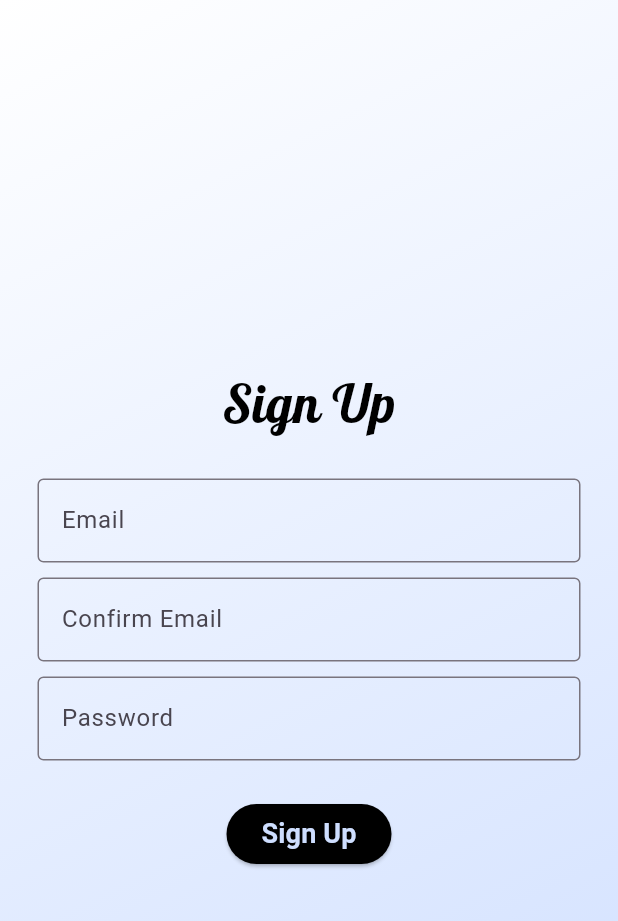
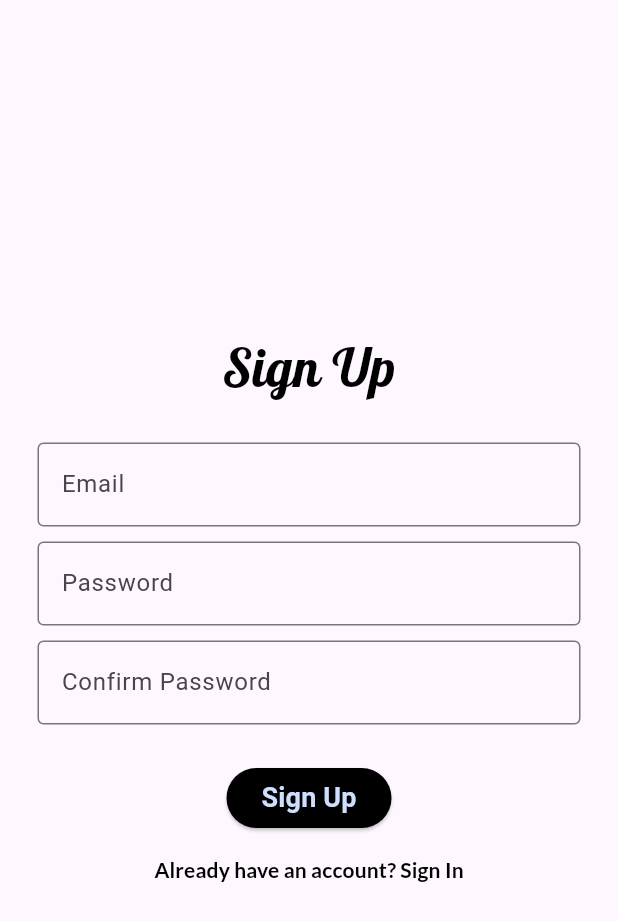
Before and after one commit to berkekendirli/news_app, a Flutter app: the screen it shows after launch, after a tap on "Sign Up", on a phone screen of 412 x 824 dp. Shown: the top 921 px of the screen. Run offline on Flutter 3.47's test engine with Material 3 defaults, Android fonts, the phone set to English and light mode, and no system bars; our stand-ins replace google_fonts; Roboto replaces fonts that are missing (Overpass).

Commit message:
switching screens

```diff
--- a/lib/news.dart
+++ b/lib/news.dart
@@ -1,4 +1,5 @@
 import 'package:flutter/material.dart';
+import 'package:news_app/screens/login_screen.dart';
 import 'package:news_app/screens/register_screen.dart';
 import 'package:news_app/screens/welcome_screen.dart';
 
@@ -25,7 +26,7 @@ class _NewsState extends State<News> {
               ],
             ),
           ),
-          child: const RegisterPage(),
+          child: const WelcomePage(),
         ),
       ),
     );
--- a/lib/screens/register_screen.dart
+++ b/lib/screens/register_screen.dart
@@ -1,12 +1,14 @@
 import 'package:flutter/material.dart';
 import 'package:google_fonts/google_fonts.dart';
+import 'package:news_app/screens/login_screen.dart';
 
 class RegisterPage extends StatelessWidget {
   const RegisterPage({super.key});
 
   @override
   Widget build(BuildContext context) {
-    return SafeArea(
+    return Scaffold(
+      body: SafeArea(
         child: Center(
           child: Padding(
             padding: const EdgeInsets.all(25),
@@ -21,7 +23,9 @@ class RegisterPage extends StatelessWidget {
                   ),
                   textAlign: TextAlign.center,
                 ),
-              const SizedBox(height: 25,),
+                const SizedBox(
+                  height: 25,
+                ),
                 TextFormField(
                   decoration: InputDecoration(
                     labelText: 'Email',
@@ -37,7 +41,7 @@ class RegisterPage extends StatelessWidget {
                 const SizedBox(height: 10),
                 TextFormField(
                   decoration: InputDecoration(
-                  labelText: 'Confirm Email',
+                    labelText: 'Password',
                     labelStyle: GoogleFonts.overpass(fontSize: 16),
                     floatingLabelStyle: const TextStyle(color: Colors.black),
                     border: const OutlineInputBorder(),
@@ -45,12 +49,15 @@ class RegisterPage extends StatelessWidget {
                       borderSide: BorderSide(color: Colors.black),
                     ),
                   ),
+                  obscureText: true,
                   cursorColor: const Color.fromARGB(255, 109, 107, 107),
                 ),
-              const SizedBox(height: 10,),
+                const SizedBox(
+                  height: 10,
+                ),
                 TextFormField(
                   decoration: InputDecoration(
-                  labelText: 'Password',
+                    labelText: 'Confirm Password',
                     labelStyle: GoogleFonts.overpass(fontSize: 16),
                     floatingLabelStyle: const TextStyle(color: Colors.black),
                     border: const OutlineInputBorder(),
@@ -61,7 +68,9 @@ class RegisterPage extends StatelessWidget {
                   cursorColor: const Color.fromARGB(255, 109, 107, 107),
                   obscureText: true,
                 ),
-              const SizedBox(height: 25,),
+                const SizedBox(
+                  height: 25,
+                ),
                 SizedBox(
                   width: 110,
                   child: ElevatedButton(
@@ -82,7 +91,26 @@ class RegisterPage extends StatelessWidget {
                     ),
                   ),
                 ),
+                TextButton(
+                  onPressed: () {
+                    Navigator.push(
+                      context,
+                      MaterialPageRoute(
+                        builder: (context) => const LoginPage(),
+                      ),
+                    );
+                  },
+                  child: Text(
+                    'Already have an account? Sign In',
+                    style: GoogleFonts.lato(
+                      color: Colors.black,
+                      fontSize: 14,
+                      fontWeight: FontWeight.bold,
+                    ),
+                  ),
+                )
               ],
+            ),
           ),
         ),
       ),
--- a/lib/screens/welcome_screen.dart
+++ b/lib/screens/welcome_screen.dart
@@ -1,5 +1,7 @@
 import 'package:flutter/material.dart';
 import 'package:google_fonts/google_fonts.dart';
+import 'package:news_app/screens/login_screen.dart';
+import 'package:news_app/screens/register_screen.dart';
 
 class WelcomePage extends StatelessWidget {
   const WelcomePage({super.key});
@@ -15,14 +17,21 @@ class WelcomePage extends StatelessWidget {
           Text(
             'Welcome to the home of news!',
             style: GoogleFonts.lobster(
-                color: Colors.white,
+              color: const Color.fromARGB(255, 0, 0, 0),
               fontSize: 30,
             ),
             textAlign: TextAlign.center,
           ),
           const SizedBox(height: 50),
           ElevatedButton(
-              onPressed: () {},
+            onPressed: () {
+              Navigator.push(
+                context,
+                MaterialPageRoute(
+                  builder: (context) => const RegisterPage(),
+                ),
+              );
+            },
             style: ElevatedButton.styleFrom(
               padding: const EdgeInsets.symmetric(horizontal: 20),
               foregroundColor: Colors.white,
@@ -44,7 +53,14 @@ class WelcomePage extends StatelessWidget {
           ),
           const SizedBox(height: 10),
           ElevatedButton(
-              onPressed: () {},
+            onPressed: () {
+              Navigator.push(
+                context,
+                MaterialPageRoute(
+                  builder: (context) => const LoginPage(),
+                ),
+              );
+            },
             style: ElevatedButton.styleFrom(
               padding: const EdgeInsets.symmetric(horizontal: 20),
               foregroundColor: Colors.black,
```
Also changed, not shown: lib/screens/login_screen.dart (+102 -0 lines). Lines whose indentation alone changed are shown as unchanged.
